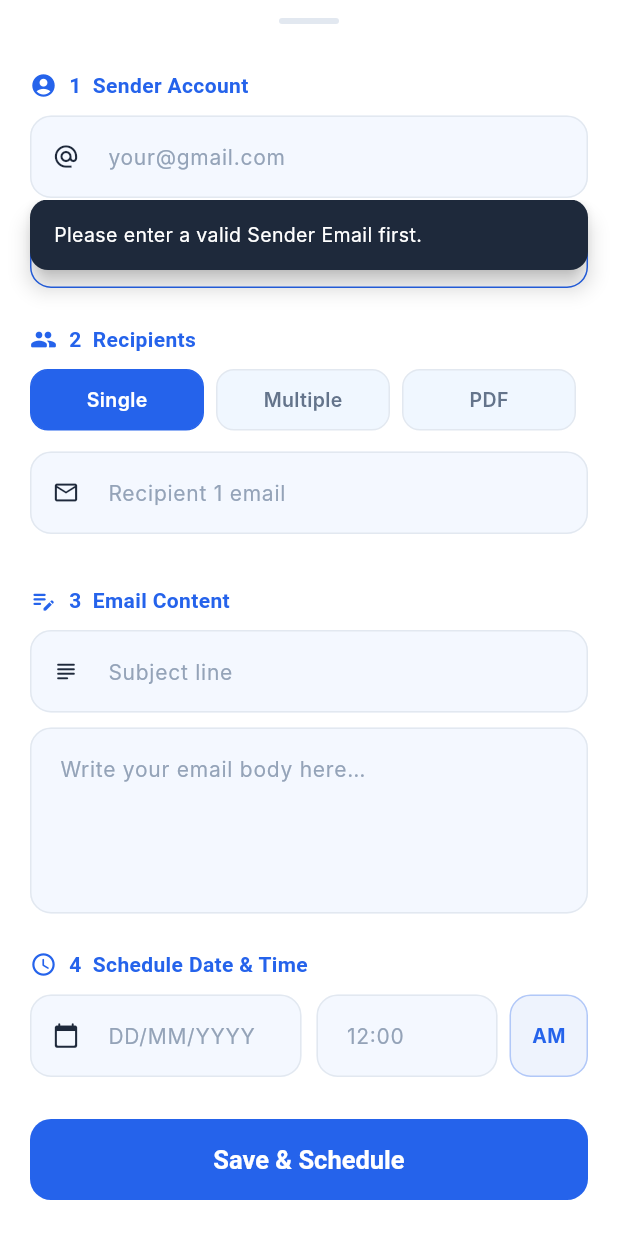
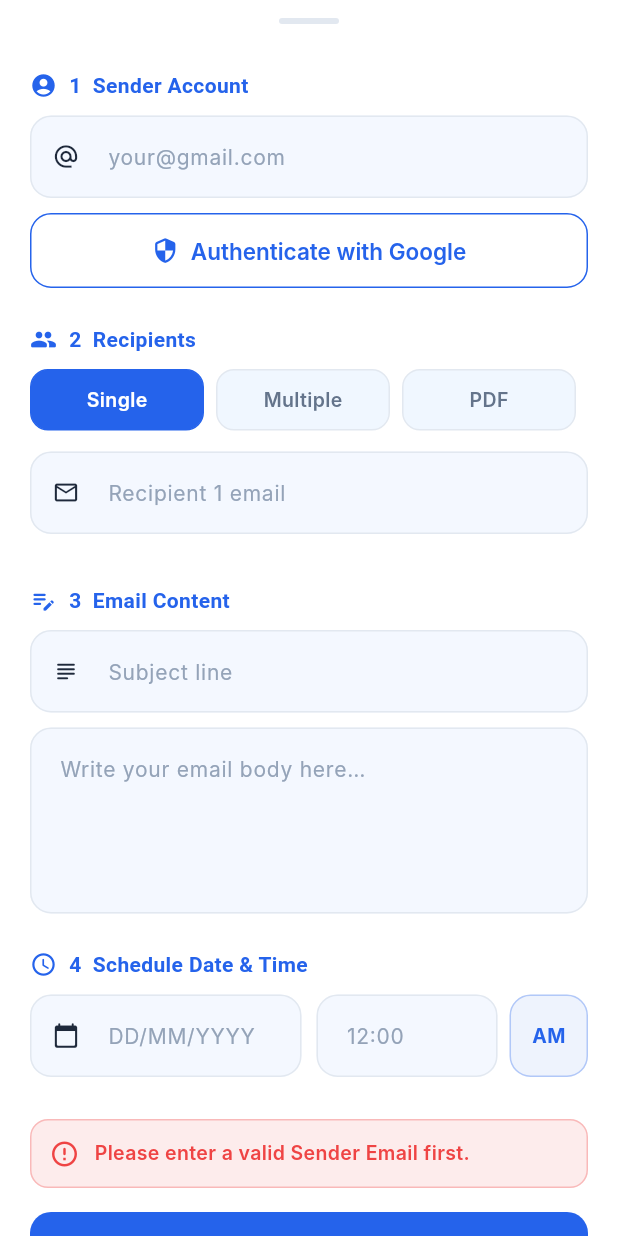
Before and after one commit to HelloWorld-Farhan/MailFlow-Flutter, a Flutter app: the _ScheduleModal widget shown alone on an empty page, opened directly, scrolled down 37 dp, after a tap on "Authenticate with Google", on a phone screen of 412 x 824 dp. Run offline on Flutter 3.47's test engine with Material 3 defaults, Android fonts, the phone set to English and light mode, and no system bars; drawn by our look-alikes of flutter_animate; our stand-ins replace file_picker, google_sign_in, shared_preferences; missing offline and left inert: syncfusion_flutter_pdf; accounts and stored records are empty; Roboto replaces fonts that are missing (Inter, Outfit).

Commit message:
UI: Moved error messages inline to the Schedule Modal

```diff
--- a/lib/screens/dashboard_screen.dart
+++ b/lib/screens/dashboard_screen.dart
@@ -634,6 +634,8 @@ class _ScheduleModalState extends State<_ScheduleModal> {
   final _dateController = TextEditingController();
   final _timeController = TextEditingController();
   bool _isAm = true;
+  String? _message;
+  bool _isError = false;
 
   @override
   void initState() {
@@ -686,12 +688,12 @@ class _ScheduleModalState extends State<_ScheduleModal> {
       if (account != null) {
         setState(() { _isAuthenticated = true; _senderController.text = account.email; });
         await StorageService.saveSenderEmail(account.email);
-        _snack('Authenticated successfully!');
+        _snack('Authenticated successfully!', isError: false);
       }
     } catch (_) {
       setState(() { _isAuthenticated = true; _senderController.text = currentEmail; });
       await StorageService.saveSenderEmail(currentEmail);
-      _snack('Sender saved!');
+      _snack('Sender saved!', isError: false);
     }
   }
 
@@ -717,21 +719,17 @@ class _ScheduleModalState extends State<_ScheduleModal> {
     }
   }
 
-  void _snack(String msg) {
-    ScaffoldMessenger.of(context).showSnackBar(
-      SnackBar(
-        content: Text(msg, style: const TextStyle(fontFamily: 'Inter', color: Colors.white)),
-        backgroundColor: AppTheme.textDark,
-        behavior: SnackBarBehavior.floating,
-        margin: EdgeInsets.only(
-          bottom: MediaQuery.of(context).size.height - 180, // Push to top of screen
-          left: 20,
-          right: 20,
-        ),
-        shape: RoundedRectangleBorder(borderRadius: BorderRadius.circular(12)),
-        duration: const Duration(seconds: 3),
-      ),
-    );
+  void _snack(String msg, {bool isError = true}) {
+    if (!mounted) return;
+    setState(() {
+      _message = msg;
+      _isError = isError;
+    });
+    Future.delayed(const Duration(seconds: 3), () {
+      if (mounted && _message == msg) {
+        setState(() => _message = null);
+      }
+    });
   }
 
   bool _isDateTimeValid(String d, String t, bool am) {
@@ -1055,6 +1053,40 @@ class _ScheduleModalState extends State<_ScheduleModal> {
                   ),
                   const SizedBox(height: 28),
 
+                  // Inline Message
+                  if (_message != null)
+                    Container(
+                      width: double.infinity,
+                      margin: const EdgeInsets.only(bottom: 16),
+                      padding: const EdgeInsets.all(12),
+                      decoration: BoxDecoration(
+                        color: _isError ? AppTheme.errorRed.withOpacity(0.1) : AppTheme.successGreen.withOpacity(0.1),
+                        borderRadius: BorderRadius.circular(12),
+                        border: Border.all(color: _isError ? AppTheme.errorRed.withOpacity(0.3) : AppTheme.successGreen.withOpacity(0.3)),
+                      ),
+                      child: Row(
+                        children: [
+                          Icon(
+                            _isError ? Icons.error_outline_rounded : Icons.check_circle_outline_rounded,
+                            color: _isError ? AppTheme.errorRed : AppTheme.successGreen,
+                            size: 20,
+                          ),
+                          const SizedBox(width: 10),
+                          Expanded(
+                            child: Text(
+                              _message!,
+                              style: TextStyle(
+                                color: _isError ? AppTheme.errorRed : AppTheme.successGreen,
+                                fontFamily: 'Inter',
+                                fontWeight: FontWeight.w600,
+                                fontSize: 13,
+                              ),
+                            ),
+                          ),
+                        ],
+                      ),
+                    ).animate().fade().slideY(begin: 0.2, end: 0),
+
                   // Submit
                   SizedBox(
                     width: double.infinity,
```
